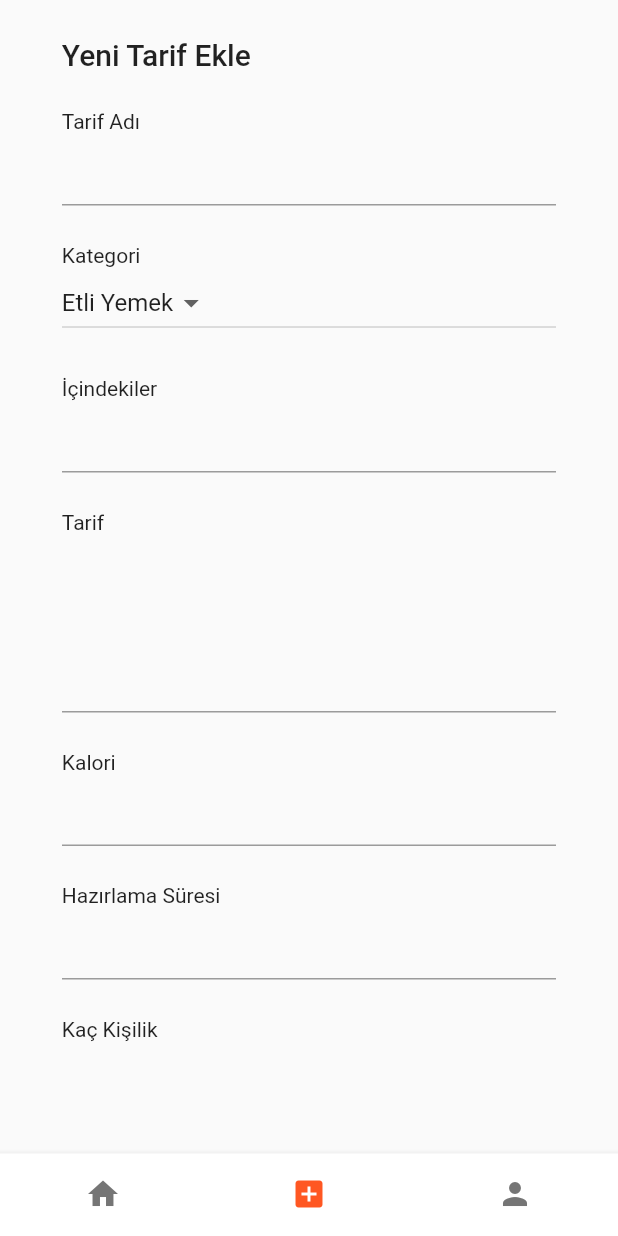
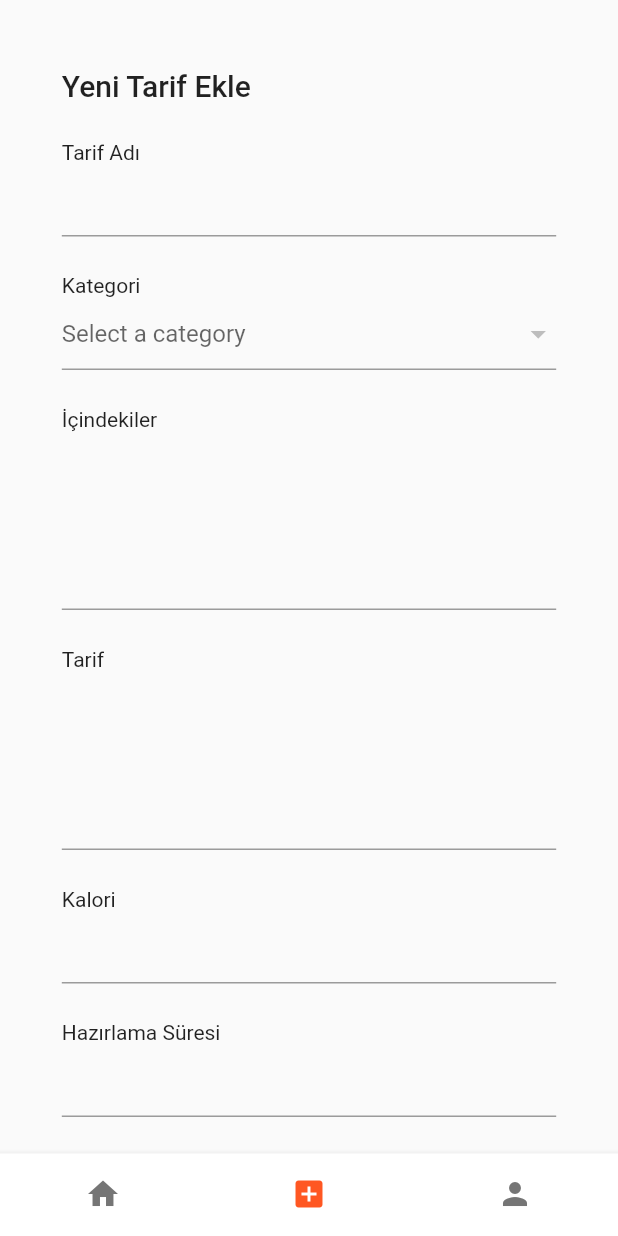
Before and after one commit to harundemir918/yemektarifleri, a Flutter app: the HomeView screen opened directly, item 2 of the bottom bar chosen, on a phone screen of 412 x 824 dp. Run offline on Flutter 3.47's test engine with Material 2 defaults, Android fonts, the phone set to English and light mode, and no system bars; drawn by our look-alikes of flutter_form_builder; our stand-ins replace shared_preferences; accounts and stored records are empty; network calls fail.

Commit message:
tarif ekleme formu güncellendi

```diff
--- a/lib/view/add_recipe/add_recipe_view.dart
+++ b/lib/view/add_recipe/add_recipe_view.dart
@@ -1,283 +1,290 @@
 import 'package:flutter/material.dart';
+import 'package:flutter_form_builder/flutter_form_builder.dart';
+import 'package:provider/provider.dart';
+
+import '../../constants.dart';
+import '../../model/recipe_model.dart';
+import '../../service/api.dart';
+import '../../viewmodel/category_list_view_model.dart';
+import '../../viewmodel/recipe_list_view_model.dart';
+import '../camera/camera_preview_screen.dart';
 
 class AddRecipeView extends StatefulWidget {
   @override
-  _AddRecipeViewState createState() => _AddRecipeViewState();
+  State<AddRecipeView> createState() => _AddRecipeViewState();
 }
 
 class _AddRecipeViewState extends State<AddRecipeView> {
+  final _formKey = GlobalKey<FormBuilderState>();
+  int userId = 0;
   bool _isLoading = false;
+  bool _isPictureLoading = false;
+  String _picture = '';
+
+  @override
+  void initState() {
+    Provider.of<CategoryListViewModel>(context, listen: false)
+        .getAllCategories();
+    super.initState();
+  }
 
   @override
   Widget build(BuildContext context) {
     final deviceWidth = MediaQuery.of(context).size.width;
     final deviceHeight = MediaQuery.of(context).size.height;
+    var categoryViewModel = Provider.of<CategoryListViewModel>(context);
 
-    List<DropdownMenuItem> _categoryList = [
-      DropdownMenuItem(
-        child: Text("Etli Yemek"),
-        value: "Etli Yemek",
+    return Center(
+      child: Container(
+        margin: EdgeInsets.symmetric(
+          horizontal: deviceWidth * 0.1,
+          vertical: deviceHeight * 0.025,
         ),
-      DropdownMenuItem(
-        child: Text("Çorba"),
-        value: "Çorba",
-      ),
-    ];
-
-    return Container(
-      child: Form(
-        child: Center(
-          child: Container(
-            width: deviceWidth * 0.8,
-            height: deviceHeight * 0.85,
         child: SingleChildScrollView(
+          child: FormBuilder(
+            key: _formKey,
             child: Column(
               crossAxisAlignment: CrossAxisAlignment.start,
               children: [
-                  SizedBox(
-                    height: 25,
-                  ),
+                SizedBox(height: 25),
                 Text(
                   'Yeni Tarif Ekle',
                   style: Theme.of(context).textTheme.headline6,
                 ),
-                  Column(
-                    children: [
-                      SizedBox(
-                        height: 25,
-                      ),
-                      Column(
-                        crossAxisAlignment: CrossAxisAlignment.start,
-                        children: [
+                SizedBox(height: 25),
                 Text('Tarif Adı'),
-                          TextFormField(
+                FormBuilderTextField(
+                  name: 'title',
                   validator: (value) {
                     if (value == null || value.isEmpty) {
                       return 'Lütfen burayı doldurun.';
                     }
                     return null;
                   },
-                            onChanged: (val) {},
                 ),
-                        ],
+                SizedBox(height: 25),
+                Text('Kategori'),
+                FormBuilderDropdown(
+                  name: 'category',
+                  hint: Text('Select a category'),
+                  items: categoryViewModel.allCategories
+                      .map(
+                        (category) => DropdownMenuItem<dynamic>(
+                          value: category.id!,
+                          child: Text(category.title!),
                         ),
-                      SizedBox(
-                        height: 25,
+                      )
+                      .toList(),
                 ),
-                      Column(
-                        crossAxisAlignment: CrossAxisAlignment.start,
-                        children: [
-                          Text("Kategori"),
-                          Container(
-                            width: deviceWidth,
-                            child: DropdownButton<dynamic>(
-                              items: _categoryList,
-                              value: 'Etli Yemek',
-                              onChanged: (value) {},
-                            ),
-                          ),
-                        ],
-                      ),
-                      SizedBox(
-                        height: 25,
-                      ),
-                      Column(
-                        crossAxisAlignment: CrossAxisAlignment.start,
-                        children: [
-                          Text("İçindekiler"),
-                          TextFormField(
+                SizedBox(height: 25),
+                Text('İçindekiler'),
+                FormBuilderTextField(
+                  name: 'ingredients',
+                  maxLines: 5,
                   validator: (value) {
                     if (value == null || value.isEmpty) {
                       return 'Lütfen burayı doldurun.';
                     }
                     return null;
                   },
-                            onChanged: (val) {},
                 ),
-                        ],
-                      ),
-                      SizedBox(
-                        height: 25,
-                      ),
-                      Column(
-                        crossAxisAlignment: CrossAxisAlignment.start,
-                        children: [
-                          Text("Tarif"),
-                          TextFormField(
+                SizedBox(height: 25),
+                Text('Tarif'),
+                FormBuilderTextField(
+                  name: 'recipe',
+                  maxLines: 5,
                   validator: (value) {
                     if (value == null || value.isEmpty) {
                       return 'Lütfen burayı doldurun.';
                     }
                     return null;
                   },
-                            maxLines: 5,
-                            onChanged: (val) {},
                 ),
-                        ],
-                      ),
-                      SizedBox(
-                        height: 25,
-                      ),
-                      Column(
-                        crossAxisAlignment: CrossAxisAlignment.start,
-                        children: [
-                          Text("Kalori"),
-                          TextFormField(
+                SizedBox(height: 25),
+                Text('Kalori'),
+                FormBuilderTextField(
+                  name: 'calories',
+                  keyboardType: TextInputType.number,
                   validator: (value) {
                     if (value == null || value.isEmpty) {
                       return 'Lütfen burayı doldurun.';
                     }
                     return null;
                   },
+                ),
+                SizedBox(height: 25),
+                Text('Hazırlama Süresi'),
+                FormBuilderTextField(
+                  name: 'duration',
                   keyboardType: TextInputType.number,
-                            onChanged: (val) {},
-                          ),
-                        ],
-                      ),
-                      SizedBox(
-                        height: 25,
-                      ),
-                      Column(
-                        crossAxisAlignment: CrossAxisAlignment.start,
-                        children: [
-                          Text("Hazırlama Süresi"),
-                          TextFormField(
                   validator: (value) {
                     if (value == null || value.isEmpty) {
                       return 'Lütfen burayı doldurun.';
                     }
                     return null;
                   },
+                ),
+                SizedBox(height: 25),
+                Text('Kaç Kişilik'),
+                FormBuilderTextField(
+                  name: 'person',
                   keyboardType: TextInputType.number,
-                            onChanged: (val) {},
-                          ),
-                        ],
-                      ),
-                      SizedBox(
-                        height: 25,
-                      ),
-                      Column(
-                        crossAxisAlignment: CrossAxisAlignment.start,
-                        children: [
-                          Text("Kaç Kişilik"),
-                          TextFormField(
                   validator: (value) {
                     if (value == null || value.isEmpty) {
                       return 'Lütfen burayı doldurun.';
                     }
                     return null;
                   },
+                ),
+                SizedBox(height: 25),
+                Text('Karbonhidrat'),
+                FormBuilderTextField(
+                  name: 'carbohydrate',
                   keyboardType: TextInputType.number,
-                            onChanged: (val) {},
-                          ),
-                        ],
-                      ),
-                      SizedBox(
-                        height: 25,
-                      ),
-                      Column(
-                        crossAxisAlignment: CrossAxisAlignment.start,
-                        children: [
-                          Text("Karbonhidrat"),
-                          TextFormField(
                   validator: (value) {
                     if (value == null || value.isEmpty) {
                       return 'Lütfen burayı doldurun.';
                     }
                     return null;
                   },
+                ),
+                SizedBox(height: 25),
+                Text('Protein'),
+                FormBuilderTextField(
+                  name: 'protein',
                   keyboardType: TextInputType.number,
-                            onChanged: (val) {},
-                          ),
-                        ],
-                      ),
-                      SizedBox(
-                        height: 25,
-                      ),
-                      Column(
-                        crossAxisAlignment: CrossAxisAlignment.start,
-                        children: [
-                          Text("Protein"),
-                          TextFormField(
                   validator: (value) {
                     if (value == null || value.isEmpty) {
                       return 'Lütfen burayı doldurun.';
                     }
                     return null;
                   },
+                ),
+                SizedBox(height: 25),
+                Text('Yağ'),
+                FormBuilderTextField(
+                  name: 'fat',
                   keyboardType: TextInputType.number,
-                            onChanged: (val) {},
-                          ),
-                        ],
-                      ),
-                      SizedBox(
-                        height: 25,
-                      ),
-                      Column(
-                        crossAxisAlignment: CrossAxisAlignment.start,
-                        children: [
-                          Text("Yağ"),
-                          TextFormField(
                   validator: (value) {
                     if (value == null || value.isEmpty) {
                       return 'Lütfen burayı doldurun.';
                     }
                     return null;
                   },
-                            keyboardType: TextInputType.number,
-                            onChanged: (val) {},
                 ),
-                        ],
-                      ),
-                      SizedBox(
-                        height: 25,
-                      ),
-                    ],
-                  ),
-                  SizedBox(
-                    height: 25,
-                  ),
-                  Column(
-                    crossAxisAlignment: CrossAxisAlignment.start,
-                    children: [
+                SizedBox(height: 25),
                 Text("Resim"),
                 Row(
                   children: [
                     TextButton(
-                            onPressed: () {},
+                      onPressed: () {
+                        setState(() {
+                          _isPictureLoading = true;
+                        });
+                        CameraPreviewScreen().takePicture().then(
+                              (value) => setState(() {
+                                _picture = value!.path;
+                                _isPictureLoading = false;
+                              }),
+                            );
+                      },
                       child: Text(
                         "Resim Seç",
                         style: TextStyle(color: Colors.white),
                       ),
                       style: TextButton.styleFrom(
-                              backgroundColor: Colors.deepOrange,
+                        backgroundColor: primaryColor,
                       ),
                     ),
                     SizedBox(
                       width: 10,
                     ),
+                    _isPictureLoading
+                        ? SizedBox(
+                            height: 15,
+                            width: 15,
+                            child: CircularProgressIndicator(
+                              valueColor:
+                                  AlwaysStoppedAnimation<Color?>(primaryColor),
+                            ),
+                          )
+                        : _picture.isNotEmpty
+                            ? Icon(
+                                Icons.done,
+                                color: Colors.green,
+                              )
+                            : Container(),
                   ],
                 ),
-                    ],
+                Center(
+                  child: !_isLoading
+                      ? ElevatedButton(
+                          onPressed: () async {
+                            userId = await Api().getId();
+                            setState(() {
+                              _isLoading = true;
+                            });
+                            var recipeViewModel =
+                                Provider.of<RecipeListViewModel>(
+                              context,
+                              listen: false,
+                            );
+
+                            final _recipeForm = _formKey.currentState;
+                            final isValid = _recipeForm?.validate();
+                            if (isValid != null && isValid) {
+                              _recipeForm?.save();
+                            }
+                            final _recipe = RecipeModel()
+                              ..userId = userId
+                              ..title = _recipeForm?.fields['title']!.value
+                              ..category =
+                                  _recipeForm?.fields['category']!.value
+                              ..ingredients =
+                                  _recipeForm?.fields['ingredients']!.value
+                              ..recipe = _recipeForm?.fields['recipe']!.value
+                              ..calories =
+                                  _recipeForm?.fields['calories']!.value
+                              ..duration =
+                                  _recipeForm?.fields['duration']!.value
+                              ..person = _recipeForm?.fields['person']!.value
+                              ..carbohydrate =
+                                  _recipeForm?.fields['carbohydrate']!.value
+                              ..protein = _recipeForm?.fields['protein']!.value
+                              ..fat = _recipeForm?.fields['fat']!.value
+                              ..picture = _picture;
+                            FocusScope.of(context).unfocus();
+                            bool isLoaded =
+                                await recipeViewModel.postRecipe(_recipe);
+                            if (isLoaded) {
+                              ScaffoldMessenger.of(context).showSnackBar(
+                                SnackBar(
+                                  content: Text('Ekleme başarılı.'),
+                                  duration: Duration(seconds: 1),
                                 ),
-                  SizedBox(
-                    height: 25,
+                              );
+                              setState(() {
+                                _isLoading = false;
+                              });
+                            } else {
+                              ScaffoldMessenger.of(context).showSnackBar(
+                                SnackBar(
+                                  content: Text('Bir hata oluştu.'),
+                                  duration: Duration(seconds: 1),
                                 ),
-                  Center(
-                    child: _isLoading
-                        ? CircularProgressIndicator(
-                            valueColor: AlwaysStoppedAnimation<Color>(
-                                Colors.deepOrange),
+                              );
+                              setState(() {
+                                _isLoading = false;
+                              });
+                            }
+                          },
+                          style:
+                              ElevatedButton.styleFrom(primary: primaryColor),
+                          child: Text('Kaydet'),
                         )
-                        : TextButton(
-                            onPressed: () {},
-                            child: Text(
-                              "Kaydet",
-                              style: TextStyle(color: Colors.white),
-                            ),
-                            style: TextButton.styleFrom(
-                              backgroundColor: Colors.deepOrange,
-                            ),
+                      : CircularProgressIndicator(
+                          valueColor:
+                              AlwaysStoppedAnimation<Color?>(primaryColor),
                         ),
                 ),
               ],
@@ -285,7 +292,6 @@ class _AddRecipeViewState extends State<AddRecipeView> {
           ),
         ),
       ),
-      ),
     );
   }
 }
```
Lines whose indentation alone changed are shown as unchanged.
